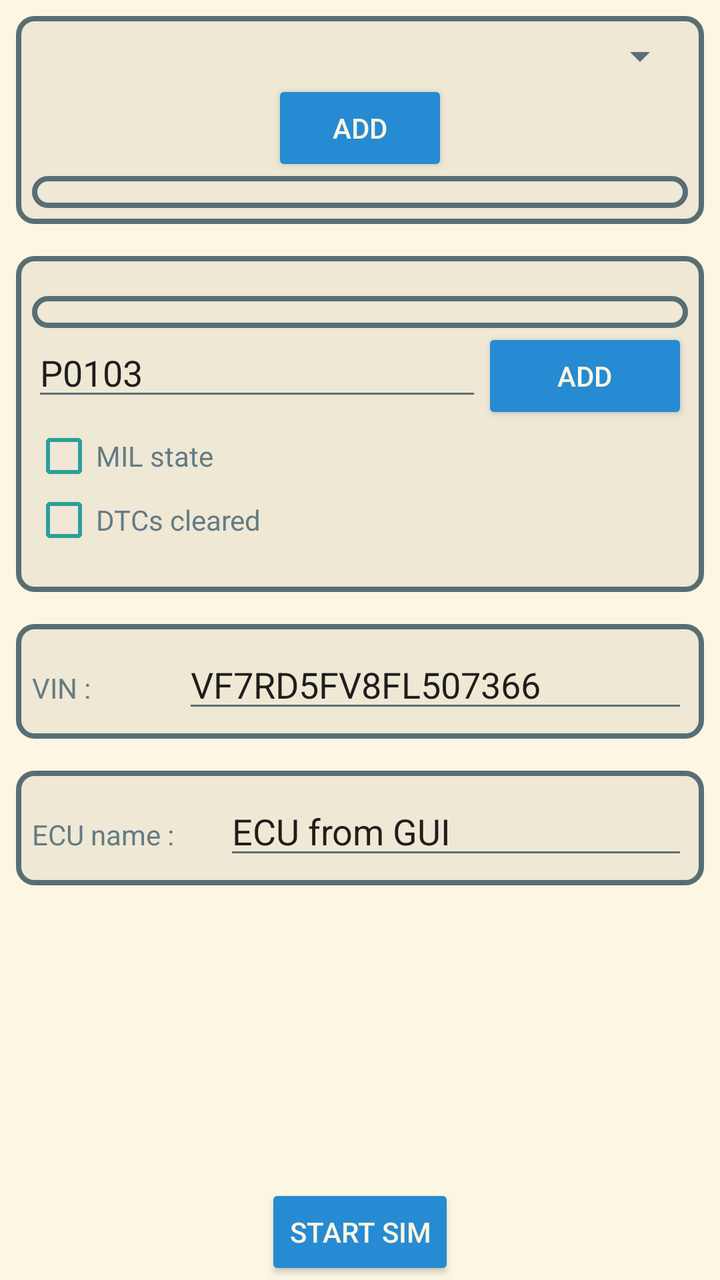
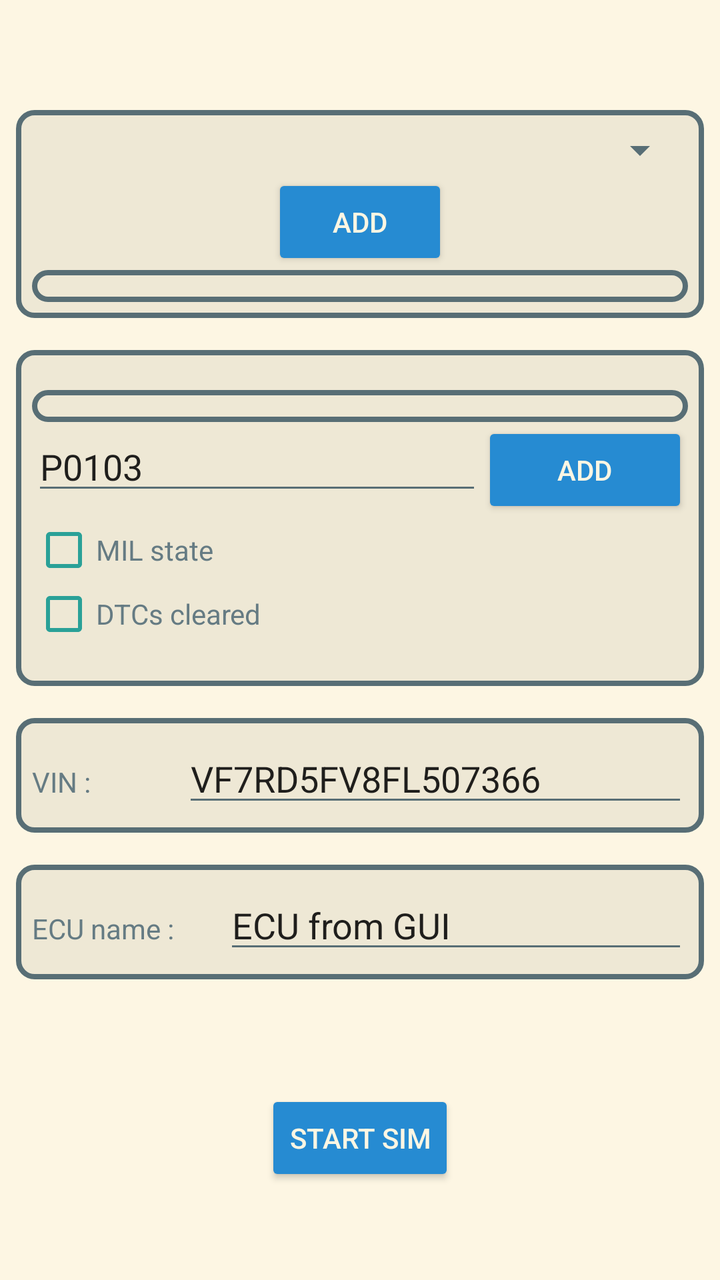

Screens rendered from an Android XML layout before and after an edit, with the pre-edit source and the edit as a unified diff.
<!-- AndroidManifest.xml: application theme Theme.Solarized -->
<!-- res/layout/sim.xml -->
<?xml version="1.0" encoding="utf-8"?>
<androidx.constraintlayout.widget.ConstraintLayout xmlns:android="http://schemas.android.com/apk/res/android"
    xmlns:app="http://schemas.android.com/apk/res-auto"
    xmlns:tools="http://schemas.android.com/tools"
    android:id="@+id/frameLayout"
    android:layout_width="match_parent"
    android:layout_height="match_parent" >

    <Button
        android:id="@+id/sim_state"
        android:layout_width="wrap_content"
        android:layout_height="wrap_content"
        android:text="Start Sim"
        app:layout_constraintBottom_toBottomOf="parent"
        app:layout_constraintEnd_toEndOf="parent"
        app:layout_constraintStart_toStartOf="parent" />

    <ScrollView
        android:id="@+id/sim_settings"
        android:layout_width="match_parent"
        android:layout_height="wrap_content">

        <LinearLayout
            android:layout_width="match_parent"
            android:layout_height="wrap_content"
            android:orientation="vertical"
            app:layout_constraintBottom_toTopOf="@+id/sim_state"
            app:layout_constraintStart_toStartOf="parent">

            <LinearLayout
                android:layout_width="match_parent"
                android:layout_height="wrap_content"
                android:layout_margin="8dp"
                android:background="@drawable/border"
                android:orientation="vertical">

                <LinearLayout
                    android:layout_width="match_parent"
                    android:layout_height="match_parent"
                    android:gravity="center_horizontal"
                    android:orientation="vertical">

                    <Spinner
                        android:id="@+id/signal_choice"
                        android:layout_width="match_parent"
                        android:layout_height="wrap_content" />

                    <Button
                        android:id="@+id/signal_add"
                        android:layout_width="wrap_content"
                        android:layout_height="wrap_content"
                        android:layout_weight="1"
                        android:text="Add" />
                </LinearLayout>

                <LinearLayout
                    android:id="@+id/signal_container"
                    android:layout_width="match_parent"
                    android:layout_height="match_parent"
                    android:background="@drawable/border"
                    android:orientation="vertical"></LinearLayout>

            </LinearLayout>

            <LinearLayout
                android:layout_width="match_parent"
                android:layout_height="wrap_content"
                android:layout_margin="8dp"
                android:background="@drawable/border"
                android:orientation="vertical"
                android:paddingVertical="20dp">

                <ListView
                    android:id="@+id/dtc_list"
                    android:layout_width="match_parent"
                    android:layout_height="wrap_content"
                    android:background="@drawable/border"
                    android:visibility="visible"></ListView>

                <LinearLayout
                    android:layout_width="match_parent"
                    android:layout_height="match_parent"
                    android:orientation="horizontal">

                    <EditText
                        android:id="@+id/dtc_entry"
                        android:layout_width="wrap_content"
                        android:layout_height="wrap_content"
                        android:layout_weight="1"
                        android:ems="10"
                        android:inputType="text"
                        android:text="P0103" />

                    <Button
                        android:id="@+id/dtc_entery_validate"
                        android:layout_width="wrap_content"
                        android:layout_height="wrap_content"
                        android:layout_weight="1"
                        android:text="Add" />

                </LinearLayout>

                <LinearLayout
                    android:layout_width="match_parent"
                    android:layout_height="match_parent"
                    android:orientation="horizontal">

                    <CheckBox
                        android:id="@+id/mil_state"
                        android:layout_width="wrap_content"
                        android:layout_height="wrap_content"
                        android:layout_weight="1"
                        android:text="MIL state" />
                </LinearLayout>

                <LinearLayout
                    android:layout_width="match_parent"
                    android:layout_height="match_parent"
                    android:orientation="horizontal">

                    <CheckBox
                        android:id="@+id/dtcs_cleared"
                        android:layout_width="wrap_content"
                        android:layout_height="wrap_content"
                        android:layout_weight="1"
                        android:text="DTCs cleared" />
                </LinearLayout>
            </LinearLayout>

            <LinearLayout
                android:layout_width="match_parent"
                android:layout_height="wrap_content"
                android:layout_margin="8dp"
                android:background="@drawable/border"
                android:orientation="horizontal">

                <TextView
                    android:id="@+id/textView2"
                    android:layout_width="wrap_content"
                    android:layout_height="wrap_content"
                    android:layout_weight="1"
                    android:text="VIN : " />

                <EditText
                    android:id="@+id/vin"
                    android:layout_width="wrap_content"
                    android:layout_height="wrap_content"
                    android:layout_weight="1"
                    android:ems="10"
                    android:inputType="text"
                    android:text="VF7RD5FV8FL507366" />
            </LinearLayout>

            <LinearLayout
                android:layout_width="match_parent"
                android:layout_height="wrap_content"
                android:layout_margin="8dp"
                android:background="@drawable/border"
                android:orientation="horizontal">

                <TextView
                    android:id="@+id/textView"
                    android:layout_width="wrap_content"
                    android:layout_height="wrap_content"
                    android:layout_weight="1"
                    android:text="ECU name : " />

                <EditText
                    android:id="@+id/ecu_name"
                    android:layout_width="wrap_content"
                    android:layout_height="wrap_content"
                    android:layout_weight="1"
                    android:ems="10"
                    android:inputType="text"
                    android:text="ECU from GUI" />
            </LinearLayout>
        </LinearLayout>
    </ScrollView>

</androidx.constraintlayout.widget.ConstraintLayout>
<!-- resources referenced by this layout -->
<resources>
  <!-- drawable border (drawable) -->
  <shape xmlns:android="http://schemas.android.com/apk/res/android">
      
      <solid android:color="?attr/colorPrimary"/>
  
      
      <stroke
          android:width="2.5dp"
          android:color="?attr/android:textColorSecondary"/>
  
      
      <corners android:radius="8dp"/>
  
      
      <padding
          android:left="8dp"
          android:top="8dp"
          android:right="8dp"
          android:bottom="8dp"/>
  </shape>
  <style name="Theme.Solarized" parent="Theme.AppCompat.Light.NoActionBar">
          <item name="colorPrimary">@color/sol_base2</item>
          <item name="colorPrimaryDark">@color/sol_base1</item>
          <item name="colorAccent">@color/sol_blue</item>
  
          <item name="android:windowBackground">@color/sol_base3</item>
          <item name="android:colorBackground">@color/sol_base3</item>
          <item name="android:textColor">@color/sol_base00</item>
          <item name="android:textColorSecondary">@color/sol_base01</item>
  
          <item name="android:textViewStyle">@style/Solarized.TextView.Light</item>
          <item name="android:editTextStyle">@style/Solarized.EditText.Light</item>
          <item name="android:buttonStyle">@style/Solarized.Button.Light</item>
          <item name="android:checkboxStyle">@style/Solarized.CheckBox.Light</item>
      </style>
  <color name="sol_base2">#eee8d5</color>
  <color name="sol_base1">#93a1a1</color>
  <color name="sol_blue">#268bd2</color>
  <color name="sol_base3">#fdf6e3</color>
  <color name="sol_base00">#657b83</color>
  <color name="sol_base01">#586e75</color>
  <style name="Solarized.TextView.Light" parent="TextAppearance.AppCompat">
          <item name="android:textColor">@color/sol_base00</item>
      </style>
  <style name="Solarized.EditText.Light" parent="Widget.AppCompat.EditText">
          <item name="android:textColor">@color/sol_base00</item>
          <item name="android:textColorHint">@color/sol_base01</item>
          <item name="android:backgroundTint">@color/sol_base1</item>
      </style>
  <style name="Solarized.Button.Light" parent="Widget.AppCompat.Button">
          <item name="android:textColor">@color/sol_base3</item>
          <item name="android:backgroundTint">@color/sol_blue</item>
      </style>
  <style name="Solarized.CheckBox.Light" parent="Widget.AppCompat.CompoundButton.CheckBox">
          <item name="android:textColor">@color/sol_base00</item>
          <item name="buttonTint">@color/sol_cyan</item>
      </style>
  <color name="sol_cyan">#2aa198</color>
</resources>

<!-- the commit's change to res/layout/sim.xml (unified diff, before → after) -->
@@ -6,19 +6,13 @@
     android:layout_width="match_parent"
     android:layout_height="match_parent" >
 
-    <Button
-        android:id="@+id/sim_state"
-        android:layout_width="wrap_content"
-        android:layout_height="wrap_content"
-        android:text="Start Sim"
-        app:layout_constraintBottom_toBottomOf="parent"
-        app:layout_constraintEnd_toEndOf="parent"
-        app:layout_constraintStart_toStartOf="parent" />
-
     <ScrollView
         android:id="@+id/sim_settings"
         android:layout_width="match_parent"
-        android:layout_height="wrap_content">
+        android:layout_height="wrap_content"
+        android:clipToPadding="false"
+        app:layout_constraintBottom_toTopOf="@+id/sim_state"
+        app:layout_constraintTop_toTopOf="parent">
 
         <LinearLayout
             android:layout_width="match_parent"
@@ -88,7 +82,10 @@
                         android:layout_height="wrap_content"
                         android:layout_weight="1"
                         android:ems="10"
-                        android:inputType="text"
+                        android:inputType="textNoSuggestions"
+                        android:imeOptions="flagNoPersonalizedLearning"
+                        android:importantForAutofill="no"
+                        android:autofillHints=""
                         android:text="P0103" />
 
                     <Button
@@ -147,7 +144,10 @@
                     android:layout_height="wrap_content"
                     android:layout_weight="1"
                     android:ems="10"
-                    android:inputType="text"
+                    android:inputType="textNoSuggestions"
+                    android:imeOptions="flagNoPersonalizedLearning"
+                    android:importantForAutofill="no"
+                    android:autofillHints=""
                     android:text="VF7RD5FV8FL507366" />
             </LinearLayout>
 
@@ -171,10 +171,23 @@
                     android:layout_height="wrap_content"
                     android:layout_weight="1"
                     android:ems="10"
-                    android:inputType="text"
+                    android:inputType="textNoSuggestions"
+                    android:imeOptions="flagNoPersonalizedLearning"
+                    android:importantForAutofill="no"
+                    android:autofillHints=""
                     android:text="ECU from GUI" />
             </LinearLayout>
         </LinearLayout>
     </ScrollView>
 
+    <Button
+        android:id="@+id/sim_state"
+        android:layout_width="wrap_content"
+        android:layout_height="wrap_content"
+        android:text="Start Sim"
+        app:layout_constraintBottom_toBottomOf="parent"
+        app:layout_constraintEnd_toEndOf="parent"
+        app:layout_constraintStart_toStartOf="parent"
+        app:layout_constraintTop_toBottomOf="@+id/sim_settings" />
+
 </androidx.constraintlayout.widget.ConstraintLayout>
